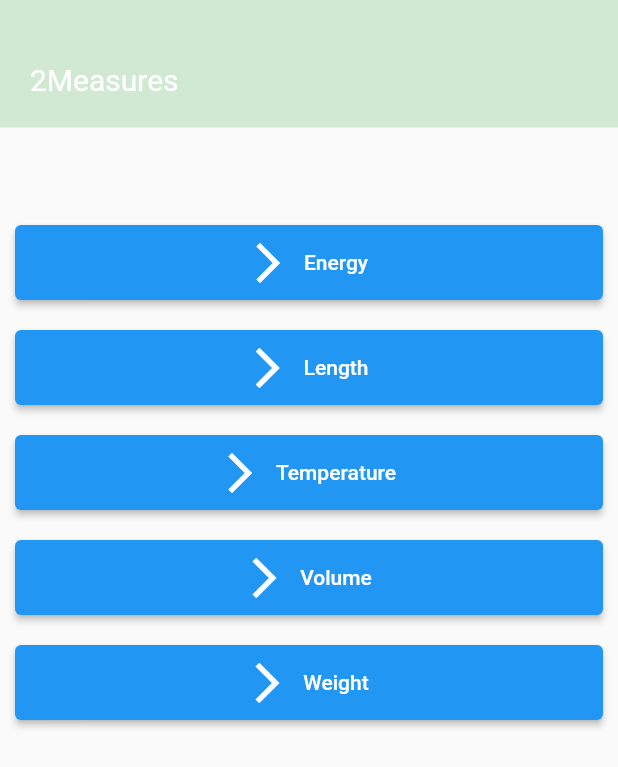
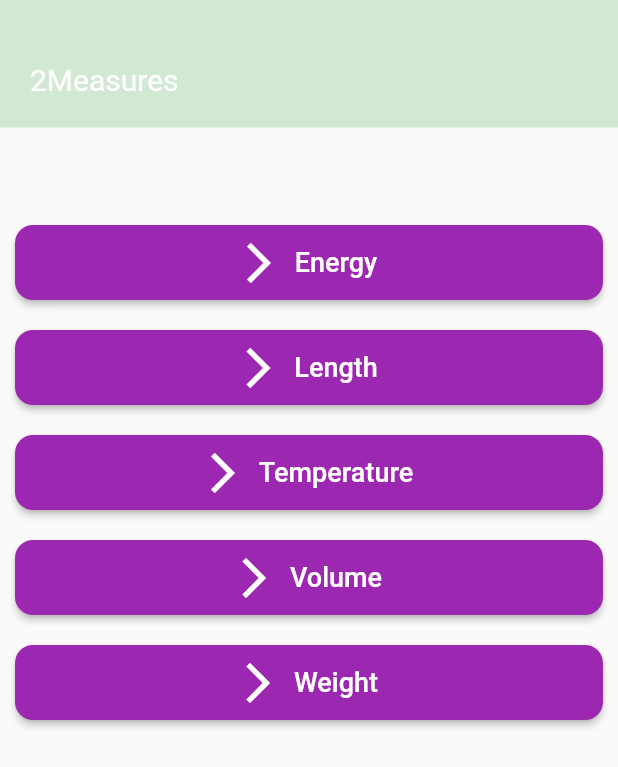
Before and after one commit to DavidCarvalhido/two-measures-app-flutter, a Flutter app: the screen it shows after launch, on a phone screen of 412 x 824 dp. Shown: the top 767 px of the screen. Run offline on Flutter 3.47's test engine with Material 2 defaults, Android fonts, the phone set to English and light mode, and no system bars; our stand-ins replace google_mobile_ads; missing offline and left inert: quick_actions; generated files the repository leaves out were written again.

Commit message:
implemented reused widgets for the main screen buttons

```diff
--- a/lib/components/button_style.dart
+++ b/lib/components/button_style.dart
@@ -1,14 +1,48 @@
 import 'package:flutter/material.dart';
-import 'dart:ui';
 
-class ButtonStyles extends StatefulWidget {
-  @override
-  _ButtonStylesState createState() => _ButtonStylesState();
-}
+class ButtonListStyle extends StatelessWidget {
+  final Color? textColor;
+  final Color? backgroundColor;
+  final Size? fontSize;
+  final String label;
+  final IconData icon;
+  final VoidCallback onPressed;
+  final double? size;
 
-class _ButtonStylesState extends State<ButtonStyles> {
+  ButtonListStyle(
+      {Key? key,
+      this.textColor,
+      this.backgroundColor,
+      this.fontSize,
+      required this.label,
+      required this.icon,
+      required this.onPressed,
+      this.size})
+      : super(key: key);
+
   @override
   Widget build(BuildContext context) {
-    return Scaffold();
+    return ElevatedButton.icon(
+      onPressed: onPressed,
+      style: ElevatedButton.styleFrom(
+        minimumSize: Size(double.infinity, 50),
+        backgroundColor: Colors.purple,
+        shape: RoundedRectangleBorder(
+          borderRadius: BorderRadius.circular(12.0),
+        ),
+      ),
+      icon: Icon(
+        Icons.arrow_forward_ios,
+        size: 32,
+        color: Colors.white, // this way change the icon color
+      ),
+      label: Text(
+        label,
+        style: TextStyle(
+          color: textColor,
+          fontSize: 18.0,
+        ),
+      ),
+    );
   }
 }
--- a/lib/views/listViewDetail.dart
+++ b/lib/views/listViewDetail.dart
@@ -3,7 +3,7 @@ import 'package:two_measures/views/length.dart';
 import 'package:two_measures/views/temperature.dart';
 import 'package:two_measures/views/volume.dart';
 import 'package:two_measures/views/weight.dart';
-import 'energy.dart';
+import 'package:two_measures/views/energy.dart';
 import 'package:flutter_gen/gen_l10n/app_localizations.dart';
 import 'package:two_measures/components/button_style.dart';
 
@@ -16,104 +16,84 @@ class ListViewDetails extends StatelessWidget {
       padding: const EdgeInsets.only(top: 150, left: 10, right: 10),
       child: Column(
         children: [
-          ElevatedButton.icon(
-            style: ElevatedButton.styleFrom(
-              minimumSize: Size(double.infinity, 50),
-            ),
+          ButtonListStyle(
+            textColor: Colors.white, // deve ser para remover
+            backgroundColor: Colors.blue, // deve ser para remover
+            fontSize: Size.square(2), // deve ser para remover
+            label: AppLocalizations.of(context)!.textEnergy,
+            icon: Icons.arrow_forward_ios, // deve ser para remover
             onPressed: () {
               Navigator.push(
                 context,
-                MaterialPageRoute(builder: (context) => Energy()),
+                MaterialPageRoute(
+                  builder: (context) => Energy(),
+                ),
               );
             },
-            label: Text(
-              AppLocalizations.of(context)!.textEnergy,
-            ),
-            icon: Icon(
-              Icons.arrow_forward_ios,
-              size: 32,
-              color: Colors.white, //this way change the icon color
-            ),
           ),
           spc,
-          ElevatedButton.icon(
-            style: ElevatedButton.styleFrom(
-              minimumSize: Size(double.infinity, 50),
-            ),
-            icon: Icon(
-              Icons.arrow_forward_ios,
-              size: 32,
-              color: Colors.white, // this way change the icon color
-            ),
+          ButtonListStyle(
+            textColor: Colors.white, // deve ser para remover
+            backgroundColor: Colors.blue, // deve ser para remover
+            fontSize: Size.square(2), // deve ser para remover
+            label: AppLocalizations.of(context)!.textLength,
+            icon: Icons.arrow_forward_ios, // deve ser para remover
             onPressed: () {
               Navigator.push(
                 context,
-                MaterialPageRoute(builder: (context) => Length()),
+                MaterialPageRoute(
+                  builder: (context) => Length(),
+                ),
               );
             },
-            label: Text(
-              AppLocalizations.of(context)!.textLength,
-            ),
           ),
           spc,
-          ElevatedButton.icon(
-            style: ElevatedButton.styleFrom(
-              minimumSize: Size(double.infinity, 50),
-            ),
-            icon: Icon(
-              Icons.arrow_forward_ios,
-              size: 32,
-              color: Colors.white, // this way change the icon color
-            ),
+          ButtonListStyle(
+            textColor: Colors.white, // deve ser para remover
+            backgroundColor: Colors.blue, // deve ser para remover
+            fontSize: Size.square(2), // deve ser para remover
+            label: AppLocalizations.of(context)!.textTemperature,
+            icon: Icons.arrow_forward_ios, // deve ser para remover
             onPressed: () {
               Navigator.push(
                 context,
-                MaterialPageRoute(builder: (context) => Temperature()),
+                MaterialPageRoute(
+                  builder: (context) => Temperature(),
+                ),
               );
             },
-            label: Text(
-              AppLocalizations.of(context)!.textTemperature,
-            ),
           ),
           spc,
-          ElevatedButton.icon(
-            style: ElevatedButton.styleFrom(
-              minimumSize: Size(double.infinity, 50),
-            ),
-            icon: Icon(
-              Icons.arrow_forward_ios,
-              size: 32,
-              color: Colors.white, // this way change the icon color
-            ),
+          ButtonListStyle(
+            textColor: Colors.white, // deve ser para remover
+            backgroundColor: Colors.blue, // deve ser para remover
+            fontSize: Size.square(2), // deve ser para remover
+            label: AppLocalizations.of(context)!.textVolume,
+            icon: Icons.arrow_forward_ios, // deve ser para remover
             onPressed: () {
               Navigator.push(
                 context,
-                MaterialPageRoute(builder: (context) => Volume()),
+                MaterialPageRoute(
+                  builder: (context) => Volume(),
+                ),
               );
             },
-            label: Text(
-              AppLocalizations.of(context)!.textVolume,
-            ),
           ),
           spc,
-          ElevatedButton.icon(
-            style: ElevatedButton.styleFrom(
-              minimumSize: Size(double.infinity, 50),
-            ),
-            icon: Icon(
-              Icons.arrow_forward_ios,
-              size: 32,
-              color: Colors.white, // this way change the icon color
-            ),
+          ButtonListStyle(
+            textColor: Colors.white, // deve ser para remover
+            backgroundColor: Colors.blue, // deve ser para remover
+            fontSize: Size.square(2), // deve ser para remover
+            label: AppLocalizations.of(context)!.textWeight,
+            icon: Icons.arrow_forward_ios, // deve ser para remover
             onPressed: () {
               Navigator.push(
                 context,
-                MaterialPageRoute(builder: (context) => Weight()),
+                MaterialPageRoute(
+                  builder: (context) => Weight(),
+                ),
               );
             },
-            label: Text(
-              AppLocalizations.of(context)!.textWeight,
-            ),
           ),
         ],
       ),
```
